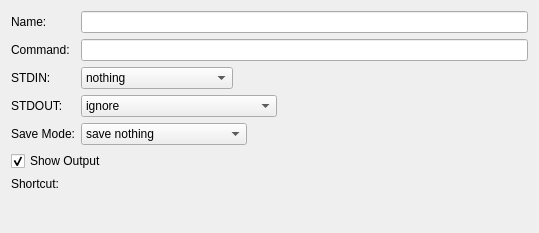
Above: plugins/externalscript/editexternalscript.ui from KDE/kdevelop before the change. Below: the same form after it.
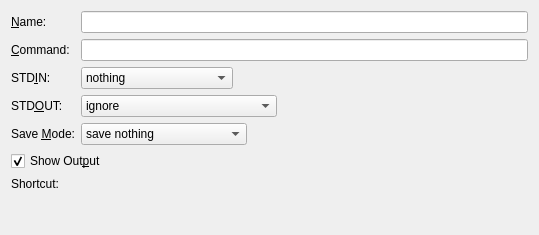
That is the form after the change. Custom widgets are drawn as their Qt base class.

The edit to the form file:
```diff
--- a/plugins/externalscript/editexternalscript.ui
+++ b/plugins/externalscript/editexternalscript.ui
@@ -7,7 +7,7 @@
     <x>0</x>
     <y>0</y>
     <width>539</width>
-    <height>233</height>
+    <height>235</height>
    </rect>
   </property>
   <property name="minimumSize">
@@ -23,7 +23,10 @@
    <item row="0" column="0">
     <widget class="QLabel" name="nameLabel">
      <property name="text">
-      <string>Name:</string>
+      <string>&amp;Name:</string>
+     </property>
+     <property name="buddy">
+      <cstring>nameEdit</cstring>
      </property>
     </widget>
    </item>
@@ -57,7 +60,10 @@
       <string/>
      </property>
      <property name="text">
-      <string>Command:</string>
+      <string>&amp;Command:</string>
+     </property>
+     <property name="buddy">
+      <cstring>commandEdit</cstring>
      </property>
     </widget>
    </item>
@@ -74,7 +80,10 @@
       <string/>
      </property>
      <property name="text">
-      <string>STDIN:</string>
+      <string>STD&amp;IN:</string>
+     </property>
+     <property name="buddy">
+      <cstring>stdinCombo</cstring>
      </property>
     </widget>
    </item>
@@ -103,7 +112,10 @@
       <string/>
      </property>
      <property name="text">
-      <string>STDOUT:</string>
+      <string>STD&amp;OUT:</string>
+     </property>
+     <property name="buddy">
+      <cstring>stdoutCombo</cstring>
      </property>
     </widget>
    </item>
@@ -129,7 +141,10 @@
    <item row="5" column="0">
     <widget class="QLabel" name="saveLabel">
      <property name="text">
-      <string>Save Mode:</string>
+      <string>Save &amp;Mode:</string>
+     </property>
+     <property name="buddy">
+      <cstring>saveCombo</cstring>
      </property>
     </widget>
    </item>
@@ -155,7 +170,7 @@
    <item row="6" column="0" colspan="2">
     <widget class="QCheckBox" name="showOutputBox">
      <property name="text">
-      <string>Show Output</string>
+      <string>Show Out&amp;put</string>
      </property>
      <property name="checked">
       <bool>true</bool>
```
